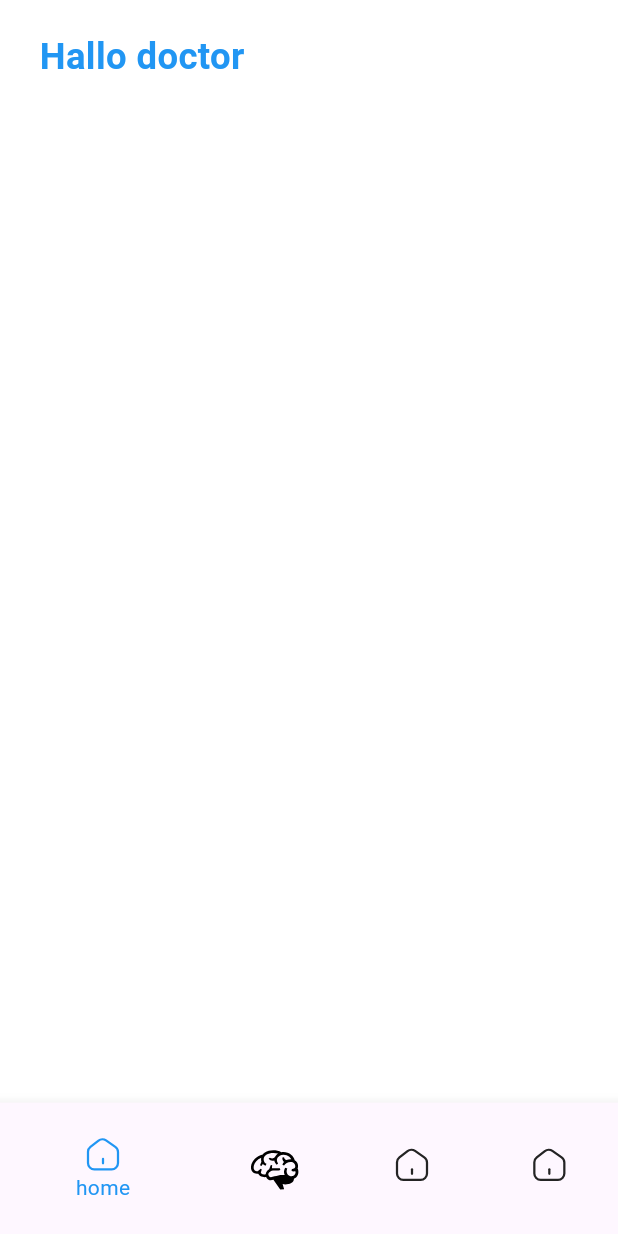
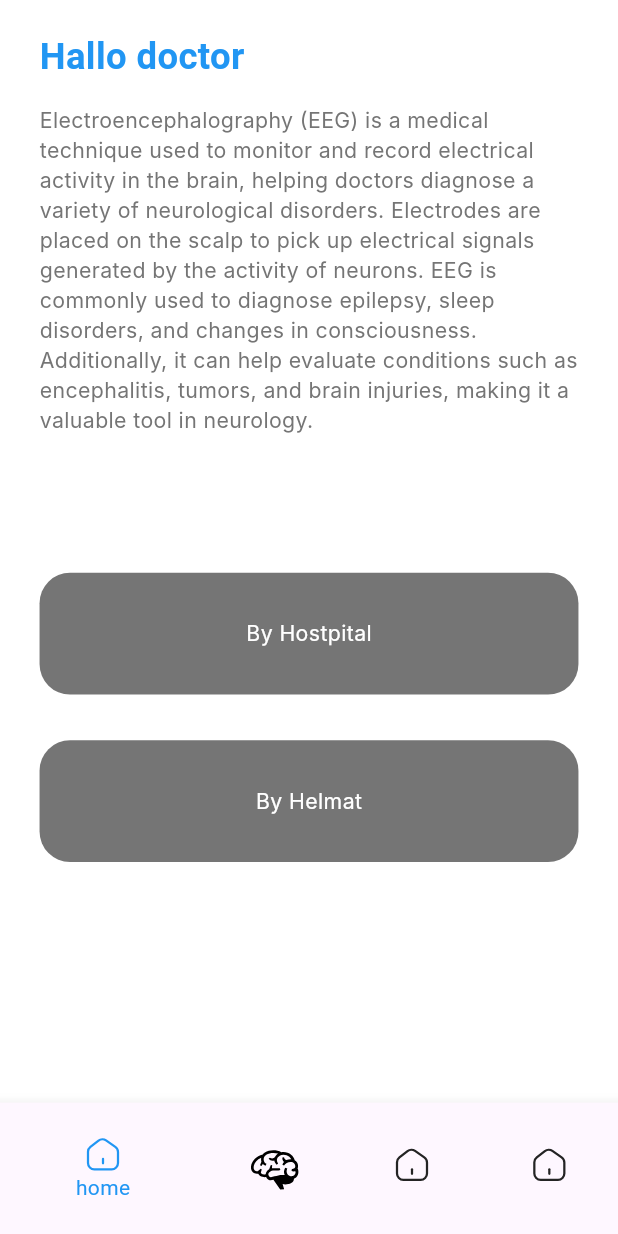
Before and after one commit to IbrahimElbazz/Brainpulse, a Flutter app: the screen it shows after launch, on a phone screen of 412 x 824 dp. Run offline on Flutter 3.47's test engine with Material 3 defaults, Android fonts, the light colour scheme and no system bars; our stand-ins replace flutter_bloc, flutter_screenutil, flutter_svg, google_fonts, intl_phone_field; Roboto replaces fonts that are missing (Inter).

Commit message:
home ui done

```diff
--- a/lib/features/app_navigation/app_navigation.dart
+++ b/lib/features/app_navigation/app_navigation.dart
@@ -1,5 +1,5 @@
 import 'package:brain_pulse/features/brain/presentation/screens/brain_screen.dart';
-import 'package:brain_pulse/features/home/presentation/screens/home.dart';
+import 'package:brain_pulse/features/home/presentation/screens/home_screen.dart';
 import 'package:brain_pulse/features/more/more.dart';
 import 'package:flutter/material.dart';
 import 'package:flutter_screenutil/flutter_screenutil.dart';
@@ -16,7 +16,7 @@ class _AppNavigationState extends State<AppNavigation> {
   int _currentIndex = 0;
 
   final List<Widget> _children = [
-    const Home(),
+    const HomeScreen(),
     const BrainScreen(),
     const More(),
     const More(),
--- a/lib/features/home/presentation/screens/home.dart
+++ /dev/null
@@ -1,39 +0,0 @@
-import 'package:brain_pulse/core/Widgets/gap.dart';
-import 'package:flutter/material.dart';
-import 'package:flutter_screenutil/flutter_screenutil.dart';
-
-class Home extends StatelessWidget {
-  const Home({super.key});
-
-  @override
-  Widget build(BuildContext context) {
-    return Scaffold(
-      backgroundColor: Colors.white,
-      body: SafeArea(
-          child: SingleChildScrollView(
-        child: Padding(
-          padding: EdgeInsets.symmetric(horizontal: 24.w),
-          child: Column(
-            children: [
-              const GapH(
-                height: 20,
-              ),
-              Row(
-                children: [
-                  Text(
-                    'Hallo doctor',
-                    style: TextStyle(
-                      color: Colors.blue,
-                      fontSize: 24.sp,
-                      fontWeight: FontWeight.w600,
-                    ),
-                  ),
-                ],
-              )
-            ],
-          ),
-        ),
-      )),
-    );
-  }
-}
--- /dev/null
+++ b/lib/features/home/presentation/screens/home_screen.dart
@@ -0,0 +1,11 @@
+import 'package:brain_pulse/features/home/presentation/screens/widgets/home_body.dart';
+import 'package:flutter/material.dart';
+
+class HomeScreen extends StatelessWidget {
+  const HomeScreen({super.key});
+
+  @override
+  Widget build(BuildContext context) {
+    return const HomeBody();
+  }
+}
--- /dev/null
+++ b/lib/features/home/presentation/screens/widgets/custom_bottton.dart
@@ -0,0 +1,30 @@
+import 'package:brain_pulse/core/Theming/colors.dart';
+import 'package:brain_pulse/core/Theming/text_style.dart';
+import 'package:flutter/material.dart';
+import 'package:flutter_screenutil/flutter_screenutil.dart';
+
+class CustomBottton extends StatelessWidget {
+  const CustomBottton({super.key, this.ontap, required this.text});
+  final void Function()? ontap;
+  final String text;
+
+  @override
+  Widget build(BuildContext context) {
+    return InkWell(
+      onTap: ontap,
+      splashColor: ColorsApp.blue,
+      child: Container(
+        width: double.infinity,
+        height: 80.h,
+        decoration: BoxDecoration(
+            borderRadius: BorderRadius.circular(20.r), color: ColorsApp.grey),
+        child: Center(
+            child: Text(
+          text,
+          style: TextStyleApp.font14weight400colorGrey
+              .copyWith(color: ColorsApp.white),
+        )),
+      ),
+    );
+  }
+}
--- /dev/null
+++ b/lib/features/home/presentation/screens/widgets/home_body.dart
@@ -0,0 +1,65 @@
+import 'package:brain_pulse/core/Theming/text_style.dart';
+import 'package:brain_pulse/core/Widgets/gap.dart';
+import 'package:brain_pulse/features/home/presentation/screens/widgets/custom_bottton.dart';
+import 'package:flutter/material.dart';
+import 'package:flutter_screenutil/flutter_screenutil.dart';
+
+class HomeBody extends StatelessWidget {
+  const HomeBody({super.key});
+
+  @override
+  Widget build(BuildContext context) {
+    return Scaffold(
+      backgroundColor: Colors.white,
+      body: SafeArea(
+          child: SingleChildScrollView(
+        child: Padding(
+          padding: EdgeInsets.symmetric(horizontal: 24.w),
+          child: Column(
+            children: [
+              const GapH(
+                height: 20,
+              ),
+              Row(
+                children: [
+                  Text(
+                    'Hallo doctor',
+                    style: TextStyle(
+                      color: Colors.blue,
+                      fontSize: 24.sp,
+                      fontWeight: FontWeight.w600,
+                    ),
+                  ),
+                ],
+              ),
+              SizedBox(
+                height: 15.h,
+              ),
+              Text(
+                  "Electroencephalography (EEG) is a medical technique used to monitor and record electrical activity in the brain, helping doctors diagnose a variety of neurological disorders. Electrodes are placed on the scalp to pick up electrical signals generated by the activity of neurons. EEG is commonly used to diagnose epilepsy, sleep disorders, and changes in consciousness. Additionally, it can help evaluate conditions such as encephalitis, tumors, and brain injuries, making it a valuable tool in neurology.",
+                  style: TextStyleApp.font14weight400colorGrey),
+              Padding(
+                padding: EdgeInsets.only(
+                  top: 90.h,
+                ),
+                child: CustomBottton(
+                  text: "By Hostpital",
+                  ontap: () {},
+                ),
+              ),
+              Padding(
+                padding: EdgeInsets.only(
+                  top: 30.h,
+                ),
+                child: CustomBottton(
+                  text: "By Helmat",
+                  ontap: () {},
+                ),
+              )
+            ],
+          ),
+        ),
+      )),
+    );
+  }
+}
--- a/lib/main.dart
+++ b/lib/main.dart
@@ -1,5 +1,4 @@
 import 'package:brain_pulse/features/app_navigation/app_navigation.dart';
-import 'package:brain_pulse/features/splash/presentation/views/spalsh_screen.dart';
 import 'package:flutter/material.dart';
 import 'package:flutter_screenutil/flutter_screenutil.dart';
 
```
Also changed, not shown: pubspec.lock.
